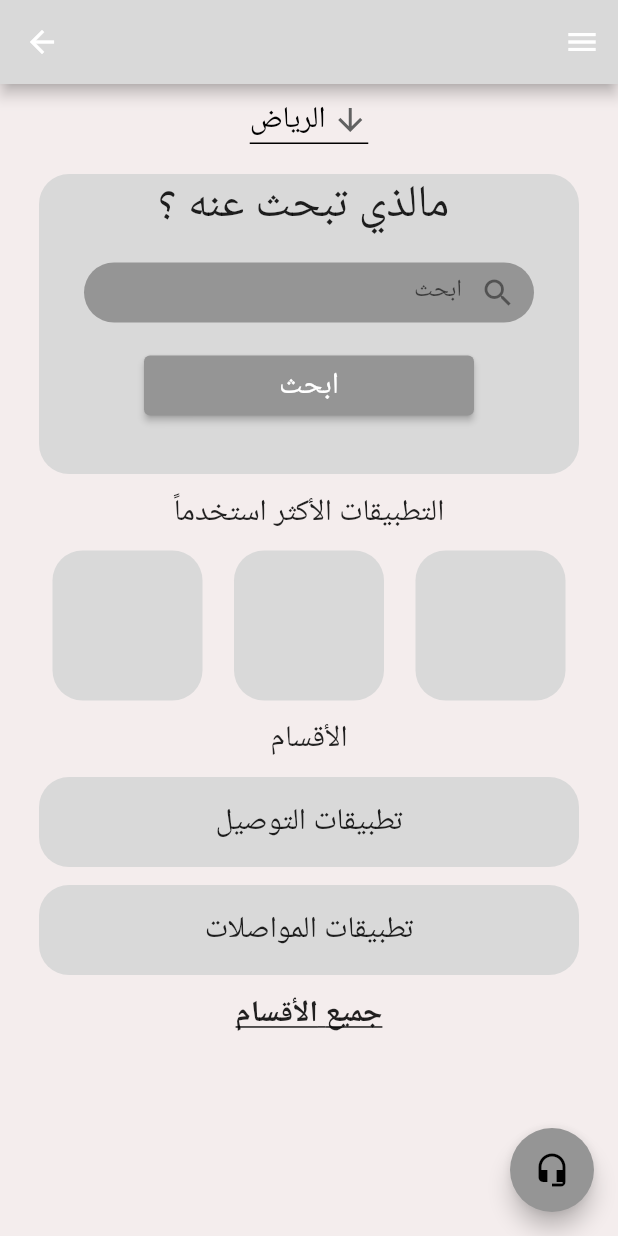
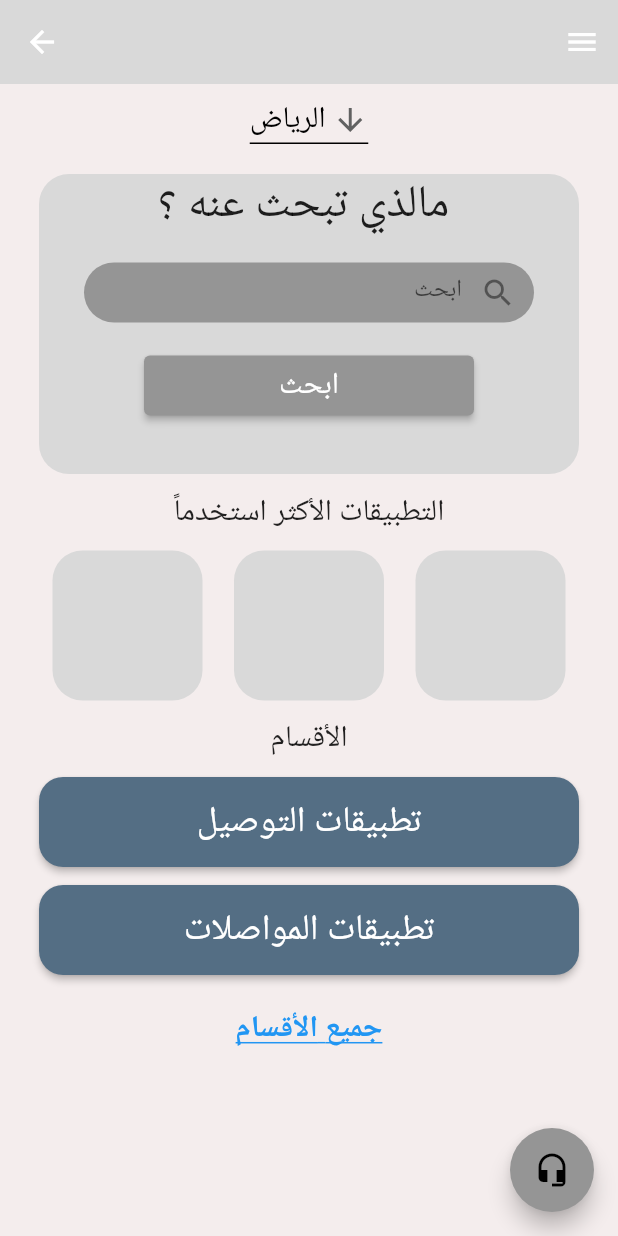
Before and after one commit to mayaalqurshi/dar-app, a Flutter app: the HomePage screen opened directly, on a phone screen of 412 x 824 dp. Run offline on Flutter 3.47's test engine with Material 2 defaults, Android fonts, the phone set to English and light mode, and no system bars; our stand-ins replace google_fonts; network calls fail.

Commit message:
navigate to pages and add new files

```diff
--- a/lib/components/dar_clicked_section_card.dart
+++ b/lib/components/app_card.dart
@@ -1,7 +1,7 @@
 import 'package:flutter/material.dart';
 
-class DarClickedSectionCard extends StatelessWidget {
-  const DarClickedSectionCard({
+class AppCard extends StatelessWidget {
+  const AppCard({
     Key? key,
   }) : super(key: key);
 
--- a/lib/components/dar_button.dart
+++ b/lib/components/dar_button.dart
@@ -7,11 +7,13 @@ class DarButton extends StatefulWidget {
     required this.textButton,
     this.colorButton = const Color(0xff546E84),
     this.heightButton = 60,
+    this.widthButton = 360,
     required this.onTap,
   });
   final String textButton;
   final Color colorButton;
   final double heightButton;
+  final double widthButton;
   final VoidCallback onTap;
 
   @override
@@ -22,6 +24,7 @@ class _DarButtonState extends State<DarButton> {
   @override
   Widget build(BuildContext context) {
     return SizedBox(
+      width: widget.widthButton,
       height: widget.heightButton,
       child: ElevatedButton(
         onPressed: widget.onTap,
--- a/lib/dar_app.dart
+++ b/lib/dar_app.dart
@@ -11,6 +11,7 @@ class DarApp extends StatelessWidget {
       theme: ThemeData(
         appBarTheme: const AppBarTheme(
           backgroundColor: Color(0xFFD9D9D9),
+          shadowColor: Colors.transparent,
         ),
       ),
       home: const OnboardingScreen(),
--- a/lib/pages/home_page.dart
+++ b/lib/pages/home_page.dart
@@ -1,3 +1,5 @@
+import 'package:dar/components/dar_button.dart';
+import 'package:dar/pages/sections_pages/all_sections_page.dart';
 import 'package:flutter/material.dart';
 
 import '../components/dar_drawer.dart';
@@ -44,43 +46,31 @@ class HomePage extends StatelessWidget {
             const SizedBox(
               height: 12,
             ),
-            Container(
-              height: 60,
-              width: 360,
-              decoration: BoxDecoration(
-                color: const Color(0xFFD9D9D9),
-                borderRadius: BorderRadius.circular(20),
-              ),
-              child: const Center(
-                child: Text(
-                  'تطبيقات التوصيل',
-                  style: TextStyle(fontSize: 20),
-                ),
-              ),
+            DarButton(
+              textButton: 'تطبيقات التوصيل',
+              onTap: () {},
             ),
             const SizedBox(
               height: 12,
             ),
-            Container(
-              height: 60,
-              width: 360,
-              decoration: BoxDecoration(
-                color: const Color(0xFFD9D9D9),
-                borderRadius: BorderRadius.circular(20),
-              ),
-              child: const Center(
-                child: Text(
-                  'تطبيقات المواصلات',
-                  style: TextStyle(fontSize: 20),
-                ),
-              ),
+            DarButton(
+              textButton: 'تطبيقات المواصلات',
+              onTap: () {},
             ),
             const SizedBox(
               height: 12,
             ),
-            const Text(
-              'جميع الأقسام',
-              style: TextStyle(decoration: TextDecoration.underline, fontSize: 20, fontWeight: FontWeight.bold),
+            TextButton(
+              onPressed: () {
+                Navigator.push(
+                  context,
+                  MaterialPageRoute(
+                    builder: (context) => const AllSectionsPage(),
+                  ),
+                );
+              },
+              child: const Text('جميع الأقسام',
+                  style: TextStyle(decoration: TextDecoration.underline, fontSize: 20, fontWeight: FontWeight.bold)),
             ),
           ],
         ),
```
Also changed, not shown: lib/components/dar_drawer.dart (+9 -3 lines), lib/components/dar_floating_button.dart (+12 -3 lines), lib/components/language_card.dart (added, +62 -0 lines), lib/components/section_card.dart (+12 -1 lines), lib/components/setting_card.dart (added, +28 -0 lines), lib/pages/about_us.dart (deleted, +0 -55 lines), lib/pages/about_us_page.dart (added, +34 -0 lines), lib/pages/other_services_pages/add_citizen_page.dart (+5 -3 lines), lib/pages/other_services_pages/add_translator_page.dart (+24 -3 lines), lib/pages/other_services_pages/search_for_translators.dart (+16 -5 lines), lib/pages/sections_pages/all_sections_page.dart (renamed from lib/pages/section_page.dart, +6 -27 lines), lib/pages/sections_pages/section_page.dart (renamed from lib/pages/clicked_section.dart, +7 -7 lines), lib/pages/setting_page.dart (+31 -1 lines).
